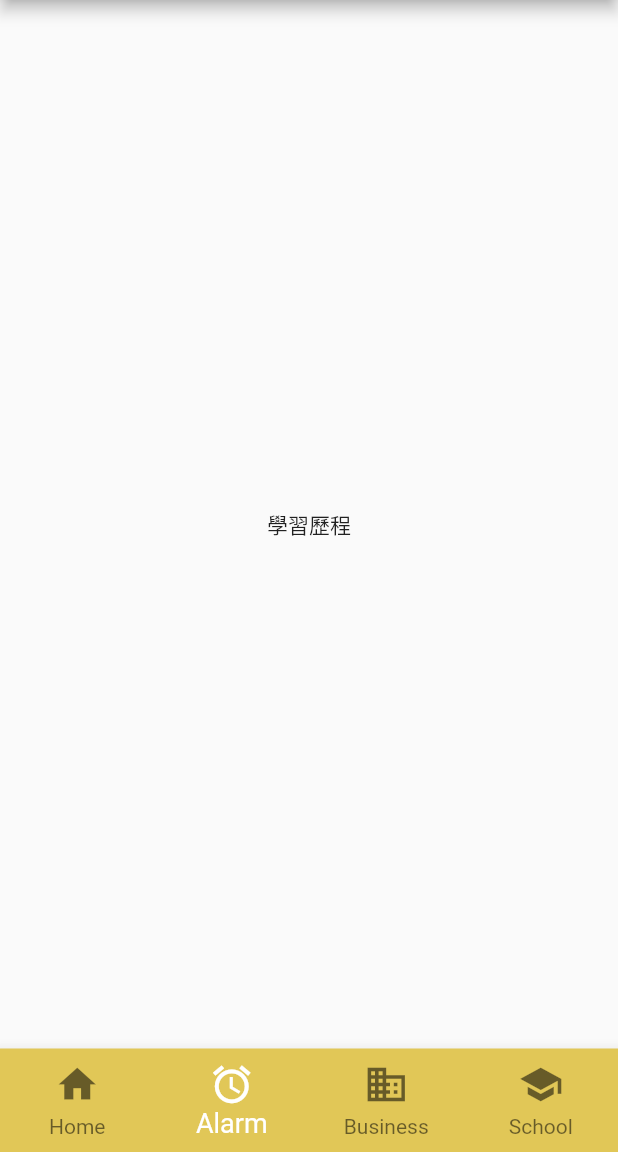
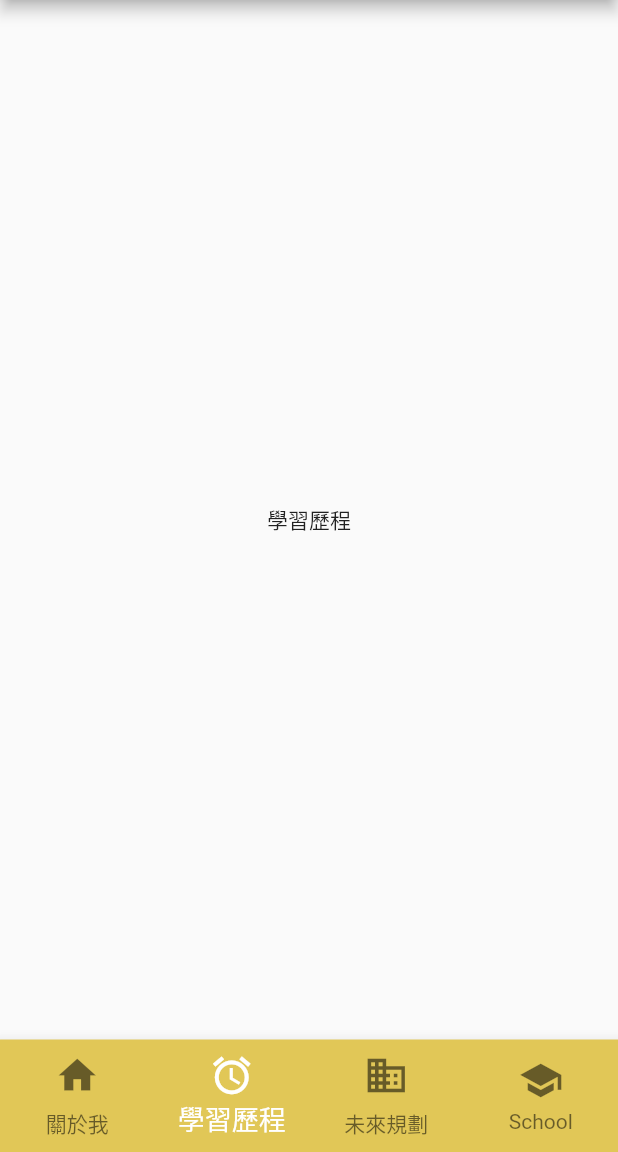
Before and after one commit to chushi030/nkust_C109151143_-_midterm, a Flutter app: the screen it shows after launch, item 2 of the bottom bar chosen, on a phone screen of 412 x 824 dp, the part 84-1236 px from its top. Run offline on Flutter 3.47's test engine with Material 2 defaults, Android fonts, the phone set to English and light mode, and no system bars; our stand-ins replace audioplayers.

Commit message:
forth commit

```diff
--- a/lib/main.dart
+++ b/lib/main.dart
@@ -2,7 +2,6 @@ import 'package:flutter/material.dart';
 import 'package:audioplayers/audioplayers.dart';
 
 final player=AudioPlayer();
-
 void main() => runApp(MyApp());
 
 class MyApp extends StatefulWidget {
@@ -37,13 +36,13 @@ class _MyAppState extends State<MyApp> {
           currentIndex: _currentindex,
           items: [
             BottomNavigationBarItem(icon: Icon(Icons.home),
-                                    label: 'Home',
+                                    label: '關於我',
                                     ),
             BottomNavigationBarItem(icon: Icon(Icons.access_alarm),
-                                    label: 'Alarm',
+                                    label: '學習歷程',
                                     ),
             BottomNavigationBarItem(icon: Icon(Icons.business),
-                                    label: 'Business',
+                                    label: '未來規劃',
                                     ),
             BottomNavigationBarItem(icon: Icon(Icons.school),
                                     label: 'School',
@@ -87,7 +86,7 @@ class screen1 extends StatelessWidget {
   @override
   Widget build(BuildContext context) {
 
-    player.play(AssetSource("Free_Test_Data_1MB_MP3.mp3"));
+    player.play(AssetSource("Someday.mp3"));
 
     return SingleChildScrollView(
       child: Column(
--- a/pubspec.yaml
+++ b/pubspec.yaml
@@ -43,6 +43,7 @@ dev_dependencies:
   flutter_test:
     sdk: flutter
 
+
 flutter_icons:
   android: "launcher_icon"
   ios: true
@@ -71,6 +72,7 @@ flutter:
     - images/p1.png
     - images/p2.jpg
     - images/chulogo.png
+    - assets/Someday.mp3
   # An image asset can refer to one or more resolution-specific "variants", see
   # https://flutter.dev/assets-and-images/#resolution-aware
 
```
Also changed, not shown: 2 other files.
